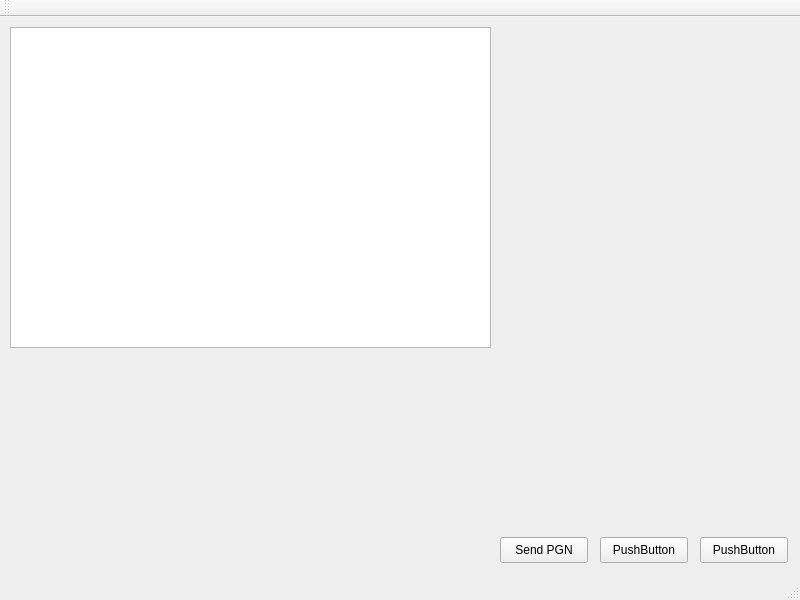
Qt form ui/mainwindow.ui (davidhoy/pocotest) before a commit.
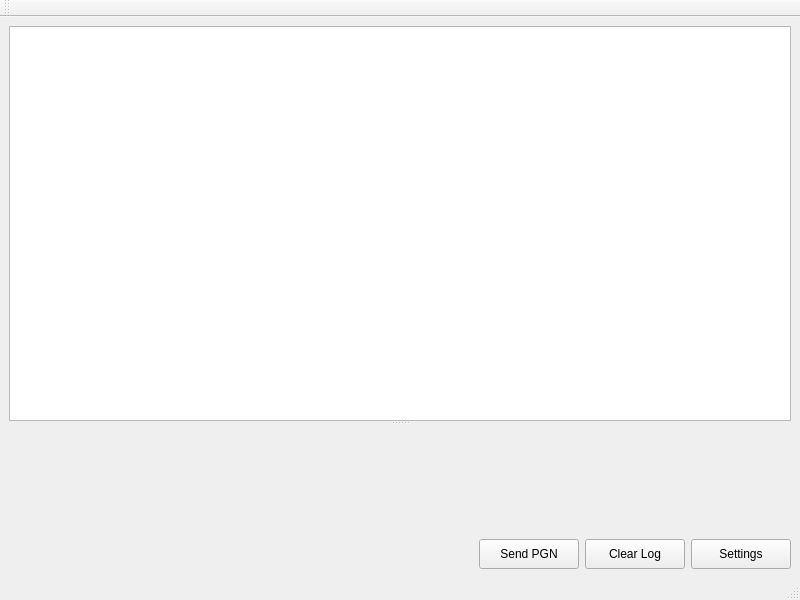
The same form after that commit.

Commit message: Enhance MainWindow UI: add log clearing functionality and improve resizing properties

```diff
--- a/ui/mainwindow.ui
+++ b/ui/mainwindow.ui
@@ -10,59 +10,142 @@
     <height>600</height>
    </rect>
   </property>
+  <property name="minimumSize">
+   <size>
+    <width>600</width>
+    <height>400</height>
+   </size>
+  </property>
   <property name="windowTitle">
    <string>MainWindow</string>
   </property>
   <widget class="QWidget" name="centralwidget">
-   <widget class="QPushButton" name="pushButton">
-    <property name="geometry">
-     <rect>
-      <x>700</x>
-      <y>520</y>
-      <width>88</width>
-      <height>26</height>
-     </rect>
+   <layout class="QVBoxLayout" name="verticalLayout">
+    <property name="spacing">
+     <number>6</number>
     </property>
-    <property name="text">
-     <string>PushButton</string>
+    <property name="leftMargin">
+     <number>9</number>
     </property>
-   </widget>
-   <widget class="QPushButton" name="pushButton_2">
-    <property name="geometry">
-     <rect>
-      <x>600</x>
-      <y>520</y>
-      <width>88</width>
-      <height>26</height>
-     </rect>
+    <property name="topMargin">
+     <number>9</number>
     </property>
-    <property name="text">
-     <string>PushButton</string>
+    <property name="rightMargin">
+     <number>9</number>
     </property>
-   </widget>
-   <widget class="QPushButton" name="sendPGNButton">
-    <property name="geometry">
-     <rect>
-      <x>500</x>
-      <y>520</y>
-      <width>88</width>
-      <height>26</height>
-     </rect>
+    <property name="bottomMargin">
+     <number>9</number>
     </property>
-    <property name="text">
-     <string>Send PGN</string>
-    </property>
-   </widget>
-   <widget class="QTextEdit" name="logTextBox">
-    <property name="geometry">
-     <rect>
-      <x>10</x>
-      <y>10</y>
-      <width>481</width>
-      <height>321</height>
-     </rect>
-    </property>
-   </widget>
+    <item>
+     <widget class="QSplitter" name="splitter">
+      <property name="orientation">
+       <enum>Qt::Vertical</enum>
+      </property>
+      <widget class="QTextEdit" name="logTextBox">
+       <property name="minimumSize">
+        <size>
+         <width>400</width>
+         <height>150</height>
+        </size>
+       </property>
+       <property name="font">
+        <font>
+         <family>Courier</family>
+         <pointsize>9</pointsize>
+        </font>
+       </property>
+       <property name="lineWrapMode">
+        <enum>QTextEdit::WidgetWidth</enum>
+       </property>
+      </widget>
+      <widget class="QWidget" name="bottomWidget">
+       <property name="minimumSize">
+        <size>
+         <width>0</width>
+         <height>80</height>
+        </size>
+       </property>
+       <property name="maximumSize">
+        <size>
+         <width>16777215</width>
+         <height>150</height>
+        </size>
+       </property>
+       <layout class="QVBoxLayout" name="bottomLayout">
+        <item>
+         <spacer name="verticalSpacer">
+          <property name="orientation">
+           <enum>Qt::Vertical</enum>
+          </property>
+          <property name="sizeHint" stdset="0">
+           <size>
+            <width>20</width>
+            <height>40</height>
+           </size>
+          </property>
+         </spacer>
+        </item>
+        <item>
+         <layout class="QHBoxLayout" name="buttonLayout">
+          <item>
+           <spacer name="horizontalSpacer">
+            <property name="orientation">
+             <enum>Qt::Horizontal</enum>
+            </property>
+            <property name="sizeHint" stdset="0">
+             <size>
+              <width>40</width>
+              <height>20</height>
+             </size>
+            </property>
+           </spacer>
+          </item>
+          <item>
+           <widget class="QPushButton" name="sendPGNButton">
+            <property name="text">
+             <string>Send PGN</string>
+            </property>
+            <property name="minimumSize">
+             <size>
+              <width>100</width>
+              <height>30</height>
+             </size>
+            </property>
+           </widget>
+          </item>
+          <item>
+           <widget class="QPushButton" name="pushButton_2">
+            <property name="text">
+             <string>Clear Log</string>
+            </property>
+            <property name="minimumSize">
+             <size>
+              <width>100</width>
+              <height>30</height>
+             </size>
+            </property>
+           </widget>
+          </item>
+          <item>
+           <widget class="QPushButton" name="pushButton">
+            <property name="text">
+             <string>Settings</string>
+            </property>
+            <property name="minimumSize">
+             <size>
+              <width>100</width>
+              <height>30</height>
+             </size>
+            </property>
+           </widget>
+          </item>
+         </layout>
+        </item>
+       </layout>
+      </widget>
+     </widget>
+    </item>
+   </layout>
   </widget>
   <widget class="QMenuBar" name="menubar">
    <property name="geometry">
```
Left out of the diff: 2 changed lines with no effect on the pictures. The commit also changes 2 other files.
